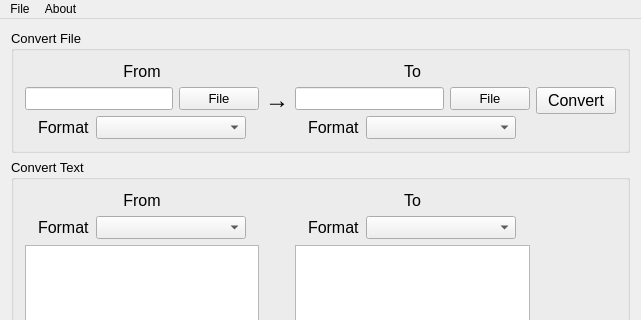
Qt form src/mainwindow.ui (Amshaegar/PandoQ) before a commit; both pictures show x 0 to 641 and y 0 to 320 of the 641 by 578 pixel window.
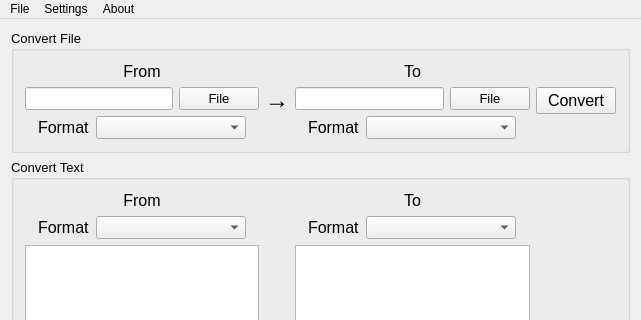
The same form after that commit.

Commit message: Add settings widget.

```diff
--- a/src/mainwindow.ui
+++ b/src/mainwindow.ui
@@ -425,7 +425,14 @@
     <addaction name="actionAbout_PandoQ"/>
     <addaction name="actionAbout_Qt"/>
    </widget>
+   <widget class="QMenu" name="menuSettings">
+    <property name="title">
+     <string>Settings</string>
+    </property>
+    <addaction name="actionConfigure_PandoQ"/>
+   </widget>
    <addaction name="menuFile"/>
+   <addaction name="menuSettings"/>
    <addaction name="menuAbout"/>
   </widget>
   <widget class="QStatusBar" name="statusBar"/>
```
Left out of the diff: 5 changed lines with no effect on the pictures. The commit also changes 6 other files.
